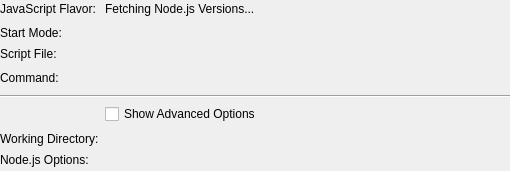
Qt form src/brickv/plugin_system/plugins/red/ui/program_info_javascript.ui (Tinkerforge/brickv) before a commit.
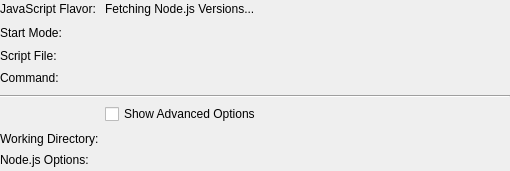
The same form after that commit.

Commit message: red-brick/pi: Fix label text alignment

What changed in the file:
```diff
--- a/src/brickv/plugin_system/plugins/red/ui/program_info_javascript.ui
+++ b/src/brickv/plugin_system/plugins/red/ui/program_info_javascript.ui
@@ -38,9 +38,6 @@
        <property name="text">
         <string>Script File:</string>
        </property>
-       <property name="alignment">
-        <set>Qt::AlignLeading|Qt::AlignLeft|Qt::AlignTop</set>
-       </property>
       </widget>
      </item>
      <item row="3" column="0">
```
Left out of the diff: 6 changed lines with no effect on the pictures. The commit also changes 10 other files.
